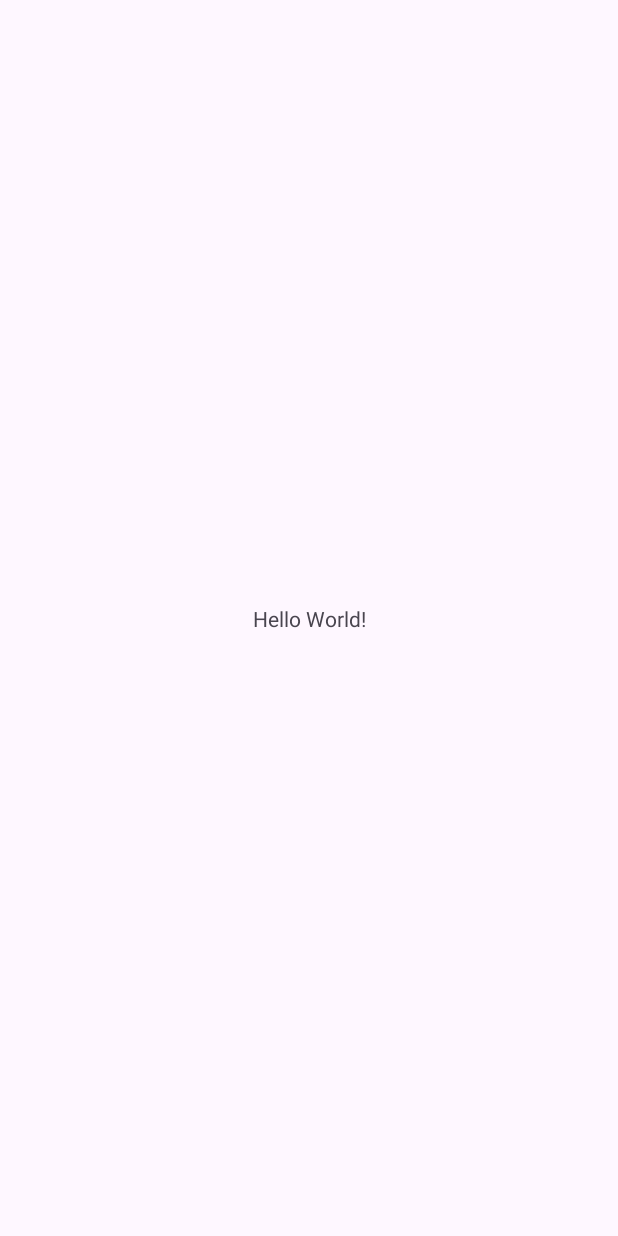
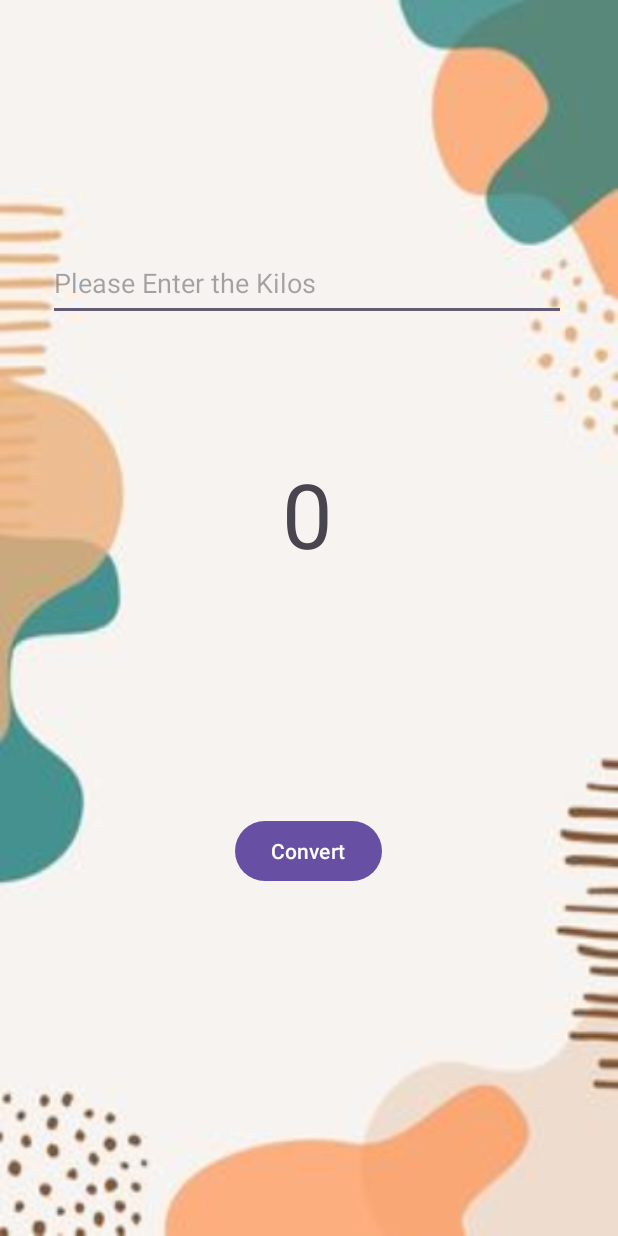
Before and after one commit to subarna-sutradhar/AndriodDev, an Android app: the screen it shows after launch (MainActivity), on a phone screen of 412 x 824 dp. Before the commit the screen is almost empty. Run offline under Robolectric (Android 15) with nearby library versions, the phone set to English and light mode, and no system bars.

Commit message:
Unit Converter App

```diff
--- a/UnitConverter/app/build.gradle.kts
+++ b/UnitConverter/app/build.gradle.kts
@@ -5,7 +5,7 @@ plugins {
 
 android {
     namespace = "com.example.unitconverter"
-    compileSdk = 33
+    compileSdk = 34
 
     defaultConfig {
         applicationId = "com.example.unitconverter"
--- a/UnitConverter/app/src/main/java/com/example/unitconverter/MainActivity.kt
+++ b/UnitConverter/app/src/main/java/com/example/unitconverter/MainActivity.kt
@@ -2,10 +2,31 @@ package com.example.unitconverter
 
 import androidx.appcompat.app.AppCompatActivity
 import android.os.Bundle
+import android.widget.Button
+import android.widget.EditText
+import android.widget.TextView
 
 class MainActivity : AppCompatActivity() {
     override fun onCreate(savedInstanceState: Bundle?) {
         super.onCreate(savedInstanceState)
         setContentView(R.layout.activity_main)
+
+
+        //Declaring widgets
+        val edt:EditText = findViewById(R.id.kilo_edt)
+        val btn:Button = findViewById(R.id.btn)
+        val resultText:TextView = findViewById(R.id.result_text)
+
+        //adding functions
+        btn.setOnClickListener(){
+            val kilos:Double=edt.text.toString().toDouble()
+
+            resultText.setText(""+convertToPounds(kilos)+ "\nPounds")
+        }
+    }
+
+    fun convertToPounds(kilos:Double):Double{
+        var pounds = kilos * 2.20462
+        return pounds
     }
 }
--- a/UnitConverter/app/src/main/res/layout/activity_main.xml
+++ b/UnitConverter/app/src/main/res/layout/activity_main.xml
@@ -4,15 +4,42 @@
     xmlns:tools="http://schemas.android.com/tools"
     android:layout_width="match_parent"
     android:layout_height="match_parent"
+    android:background="@drawable/bg_counter"
     tools:context=".MainActivity">
 
-    <TextView
-        android:layout_width="wrap_content"
-        android:layout_height="wrap_content"
-        android:text="Hello World!"
-        app:layout_constraintBottom_toBottomOf="parent"
-        app:layout_constraintEnd_toEndOf="parent"
+    <EditText
+        android:id="@+id/kilo_edt"
+        android:layout_width="345dp"
+        android:layout_height="50dp"
+        android:layout_marginStart="32dp"
+        android:layout_marginTop="164dp"
+        android:hint="Please Enter the Kilos"
         app:layout_constraintStart_toStartOf="parent"
         app:layout_constraintTop_toTopOf="parent" />
 
+    <Button
+        android:id="@+id/btn"
+        android:layout_width="wrap_content"
+        android:layout_height="wrap_content"
+        android:text="Convert"
+        app:layout_constraintBottom_toBottomOf="parent"
+        app:layout_constraintEnd_toEndOf="parent"
+        app:layout_constraintHorizontal_bias="0.498"
+        app:layout_constraintStart_toStartOf="parent"
+        app:layout_constraintTop_toBottomOf="@+id/result_text"
+        app:layout_constraintVertical_bias="0.408" />
+
+    <TextView
+        android:id="@+id/result_text"
+        android:layout_width="wrap_content"
+        android:layout_height="wrap_content"
+        android:layout_marginTop="88dp"
+        android:text="0"
+        android:textSize="60sp"
+        app:layout_constraintEnd_toEndOf="parent"
+        app:layout_constraintHorizontal_bias="0.498"
+        app:layout_constraintStart_toStartOf="parent"
+        app:layout_constraintTop_toBottomOf="@+id/kilo_edt" />
+
+
 </androidx.constraintlayout.widget.ConstraintLayout>
```
Also changed, not shown: UnitConverter/app/src/main/res/drawable/bg_counter.jpg (added), UnitConverter/app/src/main/res/drawable/wall.png (added).
